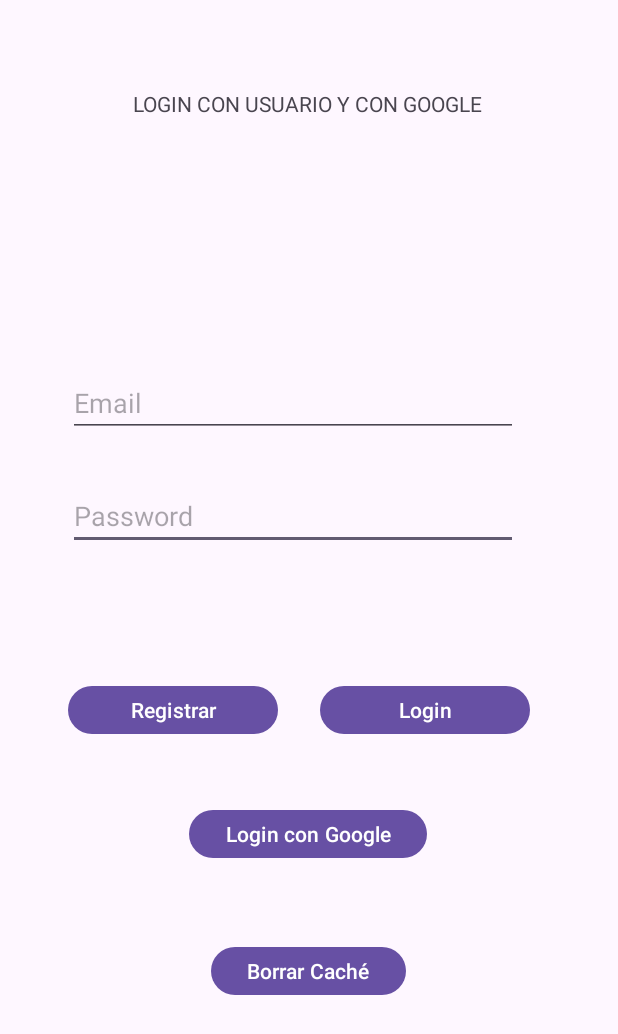
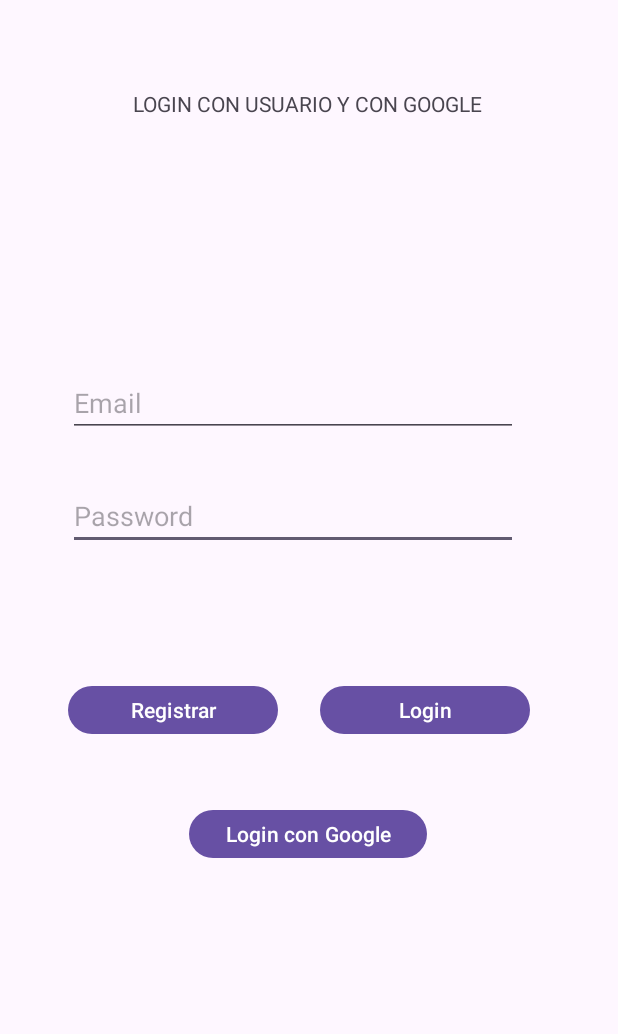
Before and after one commit to canosuper/DAM2T-23_24-EJEMPLOS_PARA_ALUMNOS, an Android app: the screen it shows after launch (MainActivity), on a phone screen of 412 x 824 dp. Shown: the top 1034 px of the screen. Run offline under Robolectric (Android 15) with nearby library versions, the phone set to English and light mode, and no system bars; our stand-ins replace Firebase (no records; nobody signed in at launch, a user with empty details on screens opened directly).

```diff
--- a/ConexionYLogin/app/src/main/res/layout/activity_main.xml
+++ b/ConexionYLogin/app/src/main/res/layout/activity_main.xml
@@ -17,18 +17,6 @@
         app:layout_constraintStart_toStartOf="parent"
         app:layout_constraintTop_toTopOf="parent"
         app:layout_constraintVertical_bias="0.684" />
-
-    <Button
-        android:id="@+id/btBorrarCache"
-        android:layout_width="wrap_content"
-        android:layout_height="40dp"
-        android:text="Borrar Caché"
-        app:layout_constraintBottom_toBottomOf="parent"
-        app:layout_constraintEnd_toEndOf="parent"
-        app:layout_constraintHorizontal_bias="0.498"
-        app:layout_constraintStart_toStartOf="parent"
-        app:layout_constraintTop_toTopOf="parent"
-        app:layout_constraintVertical_bias="0.8" />
 
     <Button
         android:id="@+id/btLogin"
```
Also changed, not shown: ConexionYLogin/app/src/main/java/com/example/conexionyloginantonio/Home.kt (+8 -2 lines), ConexionYLogin/app/src/main/java/com/example/conexionyloginantonio/MainActivity.kt (+0 -61 lines), 1 other file.
